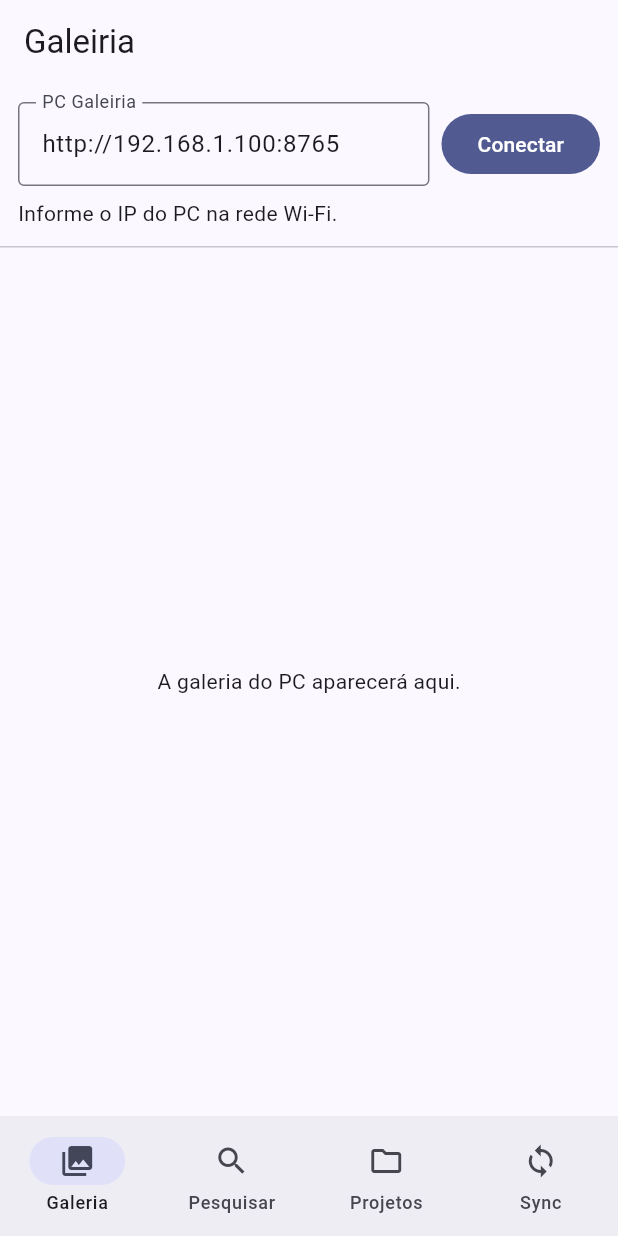
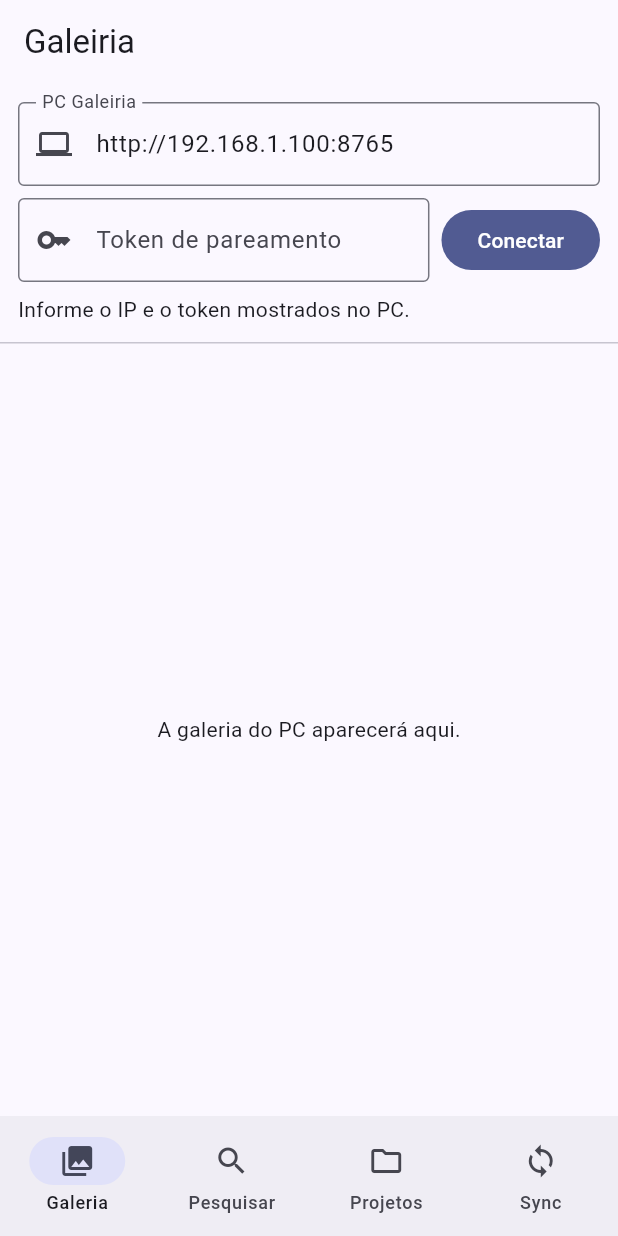
Before and after one commit to yunotrap24-rgb/galeiria-, a Flutter app: the screen it shows after launch, on a phone screen of 412 x 824 dp. Run offline on Flutter 3.47's test engine with Material 3 defaults, Android fonts, the phone set to English and light mode, and no system bars.

Commit message:
feat(mobile): add pairing token search and projects tabs

```diff
--- a/apps/mobile/lib/main.dart
+++ b/apps/mobile/lib/main.dart
@@ -12,31 +12,39 @@ class GaleiriaMobileApp extends StatelessWidget {
       title: 'Galeiria',
       theme: ThemeData(useMaterial3: true, colorSchemeSeed: Colors.indigo),
       darkTheme: ThemeData(useMaterial3: true, brightness: Brightness.dark, colorSchemeSeed: Colors.indigo),
-      home: const MobileGalleryPage(),
+      home: const MobileHomePage(),
     );
   }
 }
 
-class MobileGalleryPage extends StatefulWidget {
-  const MobileGalleryPage({super.key});
+class MobileHomePage extends StatefulWidget {
+  const MobileHomePage({super.key});
 
   @override
-  State<MobileGalleryPage> createState() => _MobileGalleryPageState();
+  State<MobileHomePage> createState() => _MobileHomePageState();
 }
 
-class _MobileGalleryPageState extends State<MobileGalleryPage> {
+class _MobileHomePageState extends State<MobileHomePage> {
   final _serverController = TextEditingController(text: 'http://192.168.1.100:8765');
+  final _tokenController = TextEditingController();
+  final _searchController = TextEditingController();
   GaleiriaClient? _client;
   List<Map<String, dynamic>> _photos = const [];
+  List<Map<String, dynamic>> _searchResults = const [];
+  List<Map<String, dynamic>> _projects = const [];
   Map<String, dynamic>? _stats;
-  String _status = 'Informe o IP do PC na rede Wi-Fi.';
+  String _status = 'Informe o IP e o token mostrados no PC.';
   bool _loading = false;
+  int _tab = 0;
 
   GaleiriaClient _getClient() {
     final url = _serverController.text.trim();
+    final token = _tokenController.text.trim();
     if (_client == null || _client!.baseUrl != url) {
       _client?.close();
-      _client = GaleiriaClient(baseUrl: url);
+      _client = GaleiriaClient(baseUrl: url, token: token);
+    } else {
+      _client!.token = token;
     }
     return _client!;
   }
@@ -45,6 +53,8 @@ class _MobileGalleryPageState extends State<MobileGalleryPage> {
   void dispose() {
     _client?.close();
     _serverController.dispose();
+    _tokenController.dispose();
+    _searchController.dispose();
     super.dispose();
   }
 
@@ -56,11 +66,16 @@ class _MobileGalleryPageState extends State<MobileGalleryPage> {
     try {
       final client = _getClient();
       final health = await client.health();
-      final results = await Future.wait([client.stats(), client.photos(limit: 120)]);
+      final results = await Future.wait([
+        client.stats(),
+        client.photos(limit: 120),
+        client.projects(),
+      ]);
       if (!mounted) return;
       setState(() {
         _stats = results[0] as Map<String, dynamic>;
         _photos = results[1] as List<Map<String, dynamic>>;
+        _projects = results[2] as List<Map<String, dynamic>>;
         _status = 'PC conectado • API ${health['version'] ?? ''}';
       });
     } catch (error) {
@@ -70,27 +85,100 @@ class _MobileGalleryPageState extends State<MobileGalleryPage> {
     }
   }
 
+  Future<void> _search() async {
+    final query = _searchController.text.trim();
+    if (query.isEmpty) {
+      setState(() => _searchResults = const []);
+      return;
+    }
+    setState(() => _loading = true);
+    try {
+      final result = await _getClient().search(query, limit: 120);
+      if (mounted) setState(() => _searchResults = result);
+    } catch (error) {
+      if (mounted) setState(() => _status = 'Erro na busca: $error');
+    } finally {
+      if (mounted) setState(() => _loading = false);
+    }
+  }
+
+  Future<void> _refreshProjects() async {
+    try {
+      final result = await _getClient().projects();
+      if (mounted) setState(() => _projects = result);
+    } catch (error) {
+      if (mounted) setState(() => _status = 'Erro ao carregar projetos: $error');
+    }
+  }
+
   @override
   Widget build(BuildContext context) {
     return Scaffold(
       appBar: AppBar(title: const Text('Galeiria')),
-      body: Column(
+      body: IndexedStack(
+        index: _tab,
         children: [
-          Padding(
+          _galleryTab(),
+          _searchTab(),
+          _projectsTab(),
+          _syncTab(),
+        ],
+      ),
+      bottomNavigationBar: NavigationBar(
+        selectedIndex: _tab,
+        onDestinationSelected: (value) {
+          setState(() => _tab = value);
+          if (value == 2) _refreshProjects();
+        },
+        destinations: const [
+          NavigationDestination(icon: Icon(Icons.photo_library_outlined), selectedIcon: Icon(Icons.photo_library), label: 'Galeria'),
+          NavigationDestination(icon: Icon(Icons.search), label: 'Pesquisar'),
+          NavigationDestination(icon: Icon(Icons.folder_outlined), selectedIcon: Icon(Icons.folder), label: 'Projetos'),
+          NavigationDestination(icon: Icon(Icons.sync), label: 'Sync'),
+        ],
+      ),
+    );
+  }
+
+  Widget _galleryTab() {
+    return Column(
+      children: [
+        _connectionCard(),
+        const Divider(height: 1),
+        Expanded(child: _photoGrid(_photos, empty: 'A galeria do PC aparecerá aqui.')),
+      ],
+    );
+  }
+
+  Widget _connectionCard() {
+    return Padding(
       padding: const EdgeInsets.all(12),
       child: Column(
         children: [
-                Row(
-                  children: [
-                    Expanded(
-                      child: TextField(
+          TextField(
             controller: _serverController,
             decoration: const InputDecoration(
               labelText: 'PC Galeiria',
               hintText: 'http://192.168.1.10:8765',
               border: OutlineInputBorder(),
+              prefixIcon: Icon(Icons.computer),
             ),
             keyboardType: TextInputType.url,
+          ),
+          const SizedBox(height: 8),
+          Row(
+            children: [
+              Expanded(
+                child: TextField(
+                  controller: _tokenController,
+                  decoration: const InputDecoration(
+                    labelText: 'Token de pareamento',
+                    border: OutlineInputBorder(),
+                    prefixIcon: Icon(Icons.key),
+                  ),
+                  obscureText: true,
+                  autocorrect: false,
+                  enableSuggestions: false,
                 ),
               ),
               const SizedBox(width: 8),
@@ -111,21 +199,80 @@ class _MobileGalleryPageState extends State<MobileGalleryPage> {
             ),
         ],
       ),
+    );
+  }
+
+  Widget _searchTab() {
+    return Column(
+      children: [
+        Padding(
+          padding: const EdgeInsets.all(12),
+          child: SearchBar(
+            controller: _searchController,
+            hintText: 'goblin, dragão, nome do projeto...',
+            leading: const Icon(Icons.search),
+            trailing: [IconButton(onPressed: _loading ? null : _search, icon: const Icon(Icons.arrow_forward))],
+            onSubmitted: (_) => _search(),
           ),
-          const Divider(height: 1),
-          Expanded(
-            child: _photos.isEmpty
-                ? const Center(child: Text('A galeria do PC aparecerá aqui.'))
-                : GridView.builder(
+        ),
+        Expanded(child: _photoGrid(_searchResults, empty: 'Pesquise por nome, tag ou projeto.')),
+      ],
+    );
+  }
+
+  Widget _projectsTab() {
+    if (_projects.isEmpty) {
+      return const Center(child: Text('Nenhum projeto carregado. Criação de projetos pelo celular entra na próxima etapa.'));
+    }
+    return RefreshIndicator(
+      onRefresh: _refreshProjects,
+      child: ListView.separated(
+        padding: const EdgeInsets.all(12),
+        itemCount: _projects.length,
+        separatorBuilder: (_, __) => const Divider(),
+        itemBuilder: (context, index) {
+          final project = _projects[index];
+          return ListTile(
+            leading: const CircleAvatar(child: Icon(Icons.view_in_ar)),
+            title: Text(project['name']?.toString() ?? 'Projeto'),
+            subtitle: Text('${project['photo_count'] ?? 0} imagens • ${project['description'] ?? ''}'),
+          );
+        },
+      ),
+    );
+  }
+
+  Widget _syncTab() {
+    return ListView(
+      padding: const EdgeInsets.all(20),
+      children: const [
+        ListTile(
+          leading: Icon(Icons.wifi),
+          title: Text('Sincronização na rede local'),
+          subtitle: Text('O protocolo de upload retomável, descoberta automática e sync em background será a próxima grande etapa.'),
+        ),
+        ListTile(
+          leading: Icon(Icons.security),
+          title: Text('Pareamento protegido'),
+          subtitle: Text('A API já exige token para dispositivos remotos. Futuramente o pareamento será feito por QR code.'),
+        ),
+      ],
+    );
+  }
+
+  Widget _photoGrid(List<Map<String, dynamic>> photos, {required String empty}) {
+    if (photos.isEmpty) return Center(child: Text(empty));
+    final client = _getClient();
+    return GridView.builder(
       padding: const EdgeInsets.all(4),
       gridDelegate: const SliverGridDelegateWithFixedCrossAxisCount(
         crossAxisCount: 3,
         mainAxisSpacing: 4,
         crossAxisSpacing: 4,
       ),
-                    itemCount: _photos.length,
+      itemCount: photos.length,
       itemBuilder: (context, index) {
-                      final photo = _photos[index];
+        final photo = photos[index];
         final id = photo['id'] as int;
         return Hero(
           tag: 'photo-$id',
@@ -134,12 +281,11 @@ class _MobileGalleryPageState extends State<MobileGalleryPage> {
             borderRadius: BorderRadius.circular(6),
             child: InkWell(
               onTap: () => Navigator.of(context).push(
-                              MaterialPageRoute(
-                                builder: (_) => PhotoPage(client: _getClient(), photo: photo),
-                              ),
+                MaterialPageRoute(builder: (_) => PhotoPage(client: client, photo: photo)),
               ),
               child: Image.network(
-                              _getClient().thumbnailUrl(id),
+                client.thumbnailUrl(id),
+                headers: client.authHeaders,
                 fit: BoxFit.cover,
                 errorBuilder: (_, __, ___) => const ColoredBox(color: Colors.black12, child: Icon(Icons.broken_image)),
               ),
@@ -147,19 +293,6 @@ class _MobileGalleryPageState extends State<MobileGalleryPage> {
           ),
         );
       },
-                  ),
-          ),
-        ],
-      ),
-      bottomNavigationBar: NavigationBar(
-        selectedIndex: 0,
-        destinations: const [
-          NavigationDestination(icon: Icon(Icons.photo_library_outlined), selectedIcon: Icon(Icons.photo_library), label: 'Galeria'),
-          NavigationDestination(icon: Icon(Icons.search), label: 'Pesquisar'),
-          NavigationDestination(icon: Icon(Icons.folder_outlined), label: 'Projetos'),
-          NavigationDestination(icon: Icon(Icons.sync), label: 'Sync'),
-        ],
-      ),
     );
   }
 }
@@ -181,7 +314,7 @@ class PhotoPage extends StatelessWidget {
           child: InteractiveViewer(
             minScale: 0.5,
             maxScale: 6,
-            child: Image.network(client.fileUrl(id), fit: BoxFit.contain),
+            child: Image.network(client.fileUrl(id), headers: client.authHeaders, fit: BoxFit.contain),
           ),
         ),
       ),
```
Lines whose indentation alone changed are shown as unchanged.
